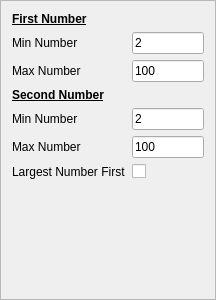
First picture: the form in divisionconfigframe.ui, repository RealGrep/QMentat, before the edit.
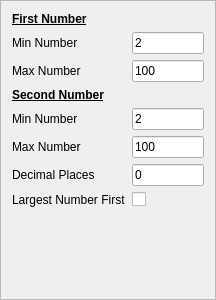
Second picture: the form after the edit.

Commit message: * Added new random number generation to all modules. * Upgraded types in all modules to use quint64/32. * Fixed sillyness with deletes. * Added some scaffolding for fixed point in powers/roots modules. * Division works, but assumes integer result. Still need to add a checkbox   and make it an option. * Many things to fix and validate before it's ready with decimals, but works   fairly well at this point.

```diff
--- a/divisionconfigframe.ui
+++ b/divisionconfigframe.ui
@@ -151,16 +151,30 @@
        </property>
       </widget>
      </item>
-     <item row="7" column="0">
+     <item row="8" column="0">
       <widget class="QLabel" name="largestNumberFirstLabel">
        <property name="text">
         <string>Largest Number First</string>
        </property>
       </widget>
      </item>
-     <item row="7" column="1">
+     <item row="8" column="1">
       <widget class="QCheckBox" name="largestNumberFirstCheckBox"/>
      </item>
+     <item row="7" column="0">
+      <widget class="QLabel" name="decimalPlacesLabel">
+       <property name="text">
+        <string>Decimal Places</string>
+       </property>
+      </widget>
+     </item>
+     <item row="7" column="1">
+      <widget class="QLineEdit" name="decimalPlacesLineEdit">
+       <property name="text">
+        <string notr="true">0</string>
+       </property>
+      </widget>
+     </item>
     </layout>
    </item>
   </layout>
```
The commit also changes 21 other files.
